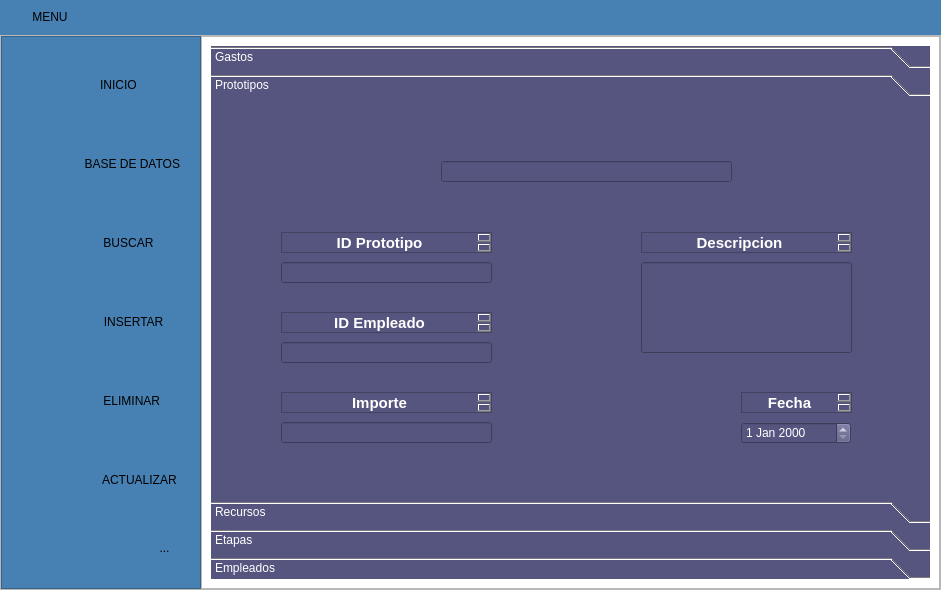
Before: the Qt Designer form App_Menu_Base/menu.ui in Juankapy/Programacion-app, drawn with Qt 5.
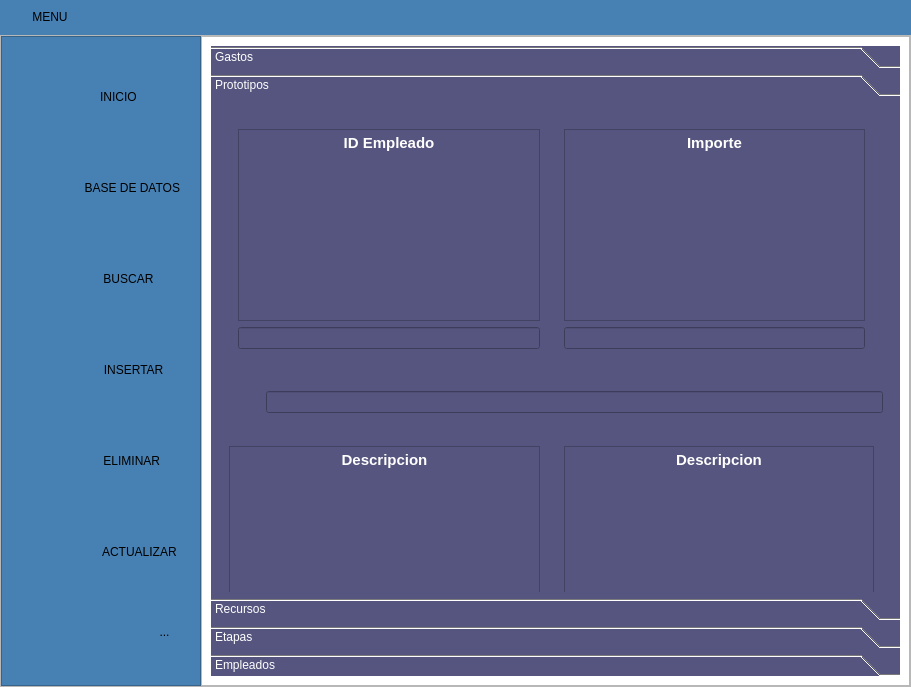
After: the same form once the commit is applied. The open tabs and pages were chosen to show the change. Icons and pictures are not drawn.

```diff
--- a/App_Menu_Base/menu.ui
+++ b/App_Menu_Base/menu.ui
@@ -6,8 +6,8 @@
    <rect>
     <x>0</x>
     <y>0</y>
-    <width>941</width>
-    <height>590</height>
+    <width>911</width>
+    <height>687</height>
    </rect>
   </property>
   <property name="minimumSize">
@@ -1126,204 +1126,219 @@
                   <rect>
                    <x>0</x>
                    <y>0</y>
-                   <width>719</width>
-                   <height>398</height>
+                   <width>689</width>
+                   <height>495</height>
                   </rect>
                  </property>
                  <attribute name="label">
                   <string>Prototipos</string>
                  </attribute>
-                 <widget class="QDateEdit" name="fecha1_3">
+                 <widget class="QWidget" name="widget_28" native="true">
                   <property name="geometry">
                    <rect>
-                    <x>530</x>
-                    <y>320</y>
-                    <width>110</width>
-                    <height>22</height>
+                    <x>0</x>
+                    <y>0</y>
+                    <width>681</width>
+                    <height>874</height>
                    </rect>
                   </property>
-                 </widget>
-                 <widget class="QLineEdit" name="descrip1_3">
-                  <property name="geometry">
-                   <rect>
-                    <x>430</x>
-                    <y>160</y>
-                    <width>211</width>
-                    <height>91</height>
-                   </rect>
-                  </property>
-                 </widget>
-                 <widget class="QTextEdit" name="textEdit_12">
-                  <property name="geometry">
-                   <rect>
-                    <x>70</x>
-                    <y>290</y>
-                    <width>211</width>
-                    <height>21</height>
-                   </rect>
-                  </property>
-                  <property name="html">
-                   <string>&lt;!DOCTYPE HTML PUBLIC &quot;-//W3C//DTD HTML 4.0//EN&quot; &quot;http://www.w3.org/TR/REC-html40/strict.dtd&quot;&gt;
+                  <layout class="QVBoxLayout" name="verticalLayout_22">
+                   <item>
+                    <widget class="QWidget" name="widget_3" native="true">
+                     <layout class="QHBoxLayout" name="horizontalLayout_13">
+                      <item>
+                       <widget class="QWidget" name="widget_20" native="true">
+                        <layout class="QHBoxLayout" name="horizontalLayout_14">
+                         <item>
+                          <widget class="QWidget" name="widget_21" native="true">
+                           <layout class="QVBoxLayout" name="verticalLayout_18">
+                            <item>
+                             <widget class="QTextEdit" name="textEdit_41">
+                              <property name="html">
+                               <string>&lt;!DOCTYPE HTML PUBLIC &quot;-//W3C//DTD HTML 4.0//EN&quot; &quot;http://www.w3.org/TR/REC-html40/strict.dtd&quot;&gt;
+&lt;html&gt;&lt;head&gt;&lt;meta name=&quot;qrichtext&quot; content=&quot;1&quot; /&gt;&lt;style type=&quot;text/css&quot;&gt;
+p, li { white-space: pre-wrap; }
+&lt;/style&gt;&lt;/head&gt;&lt;body style=&quot; font-family:'MS Shell Dlg 2'; font-size:8.25pt; font-weight:400; font-style:normal;&quot;&gt;
+&lt;p align=&quot;center&quot; style=&quot; margin-top:0px; margin-bottom:0px; margin-left:0px; margin-right:0px; -qt-block-indent:0; text-indent:0px;&quot;&gt;&lt;span style=&quot; font-size:11pt; font-weight:600; color:#ffffff;&quot;&gt;ID Empleado&lt;/span&gt;&lt;/p&gt;
+&lt;p align=&quot;center&quot; style=&quot;-qt-paragraph-type:empty; margin-top:0px; margin-bottom:0px; margin-left:0px; margin-right:0px; -qt-block-indent:0; text-indent:0px; font-size:11pt; font-weight:600; color:#ffffff;&quot;&gt;&lt;br /&gt;&lt;/p&gt;&lt;/body&gt;&lt;/html&gt;</string>
+                              </property>
+                             </widget>
+                            </item>
+                            <item>
+                             <widget class="QLineEdit" name="id_e1_8"/>
+                            </item>
+                           </layout>
+                          </widget>
+                         </item>
+                         <item>
+                          <widget class="QWidget" name="widget_22" native="true">
+                           <layout class="QVBoxLayout" name="verticalLayout_19">
+                            <item>
+                             <widget class="QTextEdit" name="textEdit_42">
+                              <property name="html">
+                               <string>&lt;!DOCTYPE HTML PUBLIC &quot;-//W3C//DTD HTML 4.0//EN&quot; &quot;http://www.w3.org/TR/REC-html40/strict.dtd&quot;&gt;
 &lt;html&gt;&lt;head&gt;&lt;meta name=&quot;qrichtext&quot; content=&quot;1&quot; /&gt;&lt;style type=&quot;text/css&quot;&gt;
 p, li { white-space: pre-wrap; }
 &lt;/style&gt;&lt;/head&gt;&lt;body style=&quot; font-family:'MS Shell Dlg 2'; font-size:8.25pt; font-weight:400; font-style:normal;&quot;&gt;
 &lt;p align=&quot;center&quot; style=&quot; margin-top:0px; margin-bottom:0px; margin-left:0px; margin-right:0px; -qt-block-indent:0; text-indent:0px;&quot;&gt;&lt;span style=&quot; font-size:11pt; font-weight:600; color:#ffffff;&quot;&gt;Importe&lt;/span&gt;&lt;/p&gt;&lt;/body&gt;&lt;/html&gt;</string>
-                  </property>
-                 </widget>
-                 <widget class="QTextEdit" name="textEdit_13">
-                  <property name="geometry">
-                   <rect>
-                    <x>530</x>
-                    <y>290</y>
-                    <width>111</width>
-                    <height>21</height>
-                   </rect>
-                  </property>
-                  <property name="html">
-                   <string>&lt;!DOCTYPE HTML PUBLIC &quot;-//W3C//DTD HTML 4.0//EN&quot; &quot;http://www.w3.org/TR/REC-html40/strict.dtd&quot;&gt;
+                              </property>
+                             </widget>
+                            </item>
+                            <item>
+                             <widget class="QLineEdit" name="descrip1_8"/>
+                            </item>
+                           </layout>
+                          </widget>
+                         </item>
+                        </layout>
+                       </widget>
+                      </item>
+                     </layout>
+                    </widget>
+                   </item>
+                   <item>
+                    <widget class="QWidget" name="widget_23" native="true">
+                     <property name="styleSheet">
+                      <string notr="true">align-items:center;</string>
+                     </property>
+                     <layout class="QHBoxLayout" name="horizontalLayout_15">
+                      <item>
+                       <widget class="QPushButton" name="searchButton_2">
+                        <property name="text">
+                         <string/>
+                        </property>
+                        <property name="icon">
+                         <iconset>
+                          <normaloff>imagenes/imagenes/magnifying-glass.png</normaloff>imagenes/imagenes/magnifying-glass.png</iconset>
+                        </property>
+                        <property name="flat">
+                         <bool>true</bool>
+                        </property>
+                       </widget>
+                      </item>
+                      <item>
+                       <widget class="QLineEdit" name="searchLineEdit_8">
+                        <property name="alignment">
+                         <set>Qt::AlignCenter</set>
+                        </property>
+                       </widget>
+                      </item>
+                     </layout>
+                    </widget>
+                   </item>
+                   <item>
+                    <widget class="QWidget" name="widget_17" native="true">
+                     <layout class="QHBoxLayout" name="horizontalLayout_12">
+                      <item>
+                       <widget class="QWidget" name="widget_18" native="true">
+                        <layout class="QVBoxLayout" name="verticalLayout_16">
+                         <item>
+                          <widget class="QTextEdit" name="textEdit_39">
+                           <property name="html">
+                            <string>&lt;!DOCTYPE HTML PUBLIC &quot;-//W3C//DTD HTML 4.0//EN&quot; &quot;http://www.w3.org/TR/REC-html40/strict.dtd&quot;&gt;
+&lt;html&gt;&lt;head&gt;&lt;meta name=&quot;qrichtext&quot; content=&quot;1&quot; /&gt;&lt;style type=&quot;text/css&quot;&gt;
+p, li { white-space: pre-wrap; }
+&lt;/style&gt;&lt;/head&gt;&lt;body style=&quot; font-family:'MS Shell Dlg 2'; font-size:8.25pt; font-weight:400; font-style:normal;&quot;&gt;
+&lt;p align=&quot;center&quot; style=&quot; margin-top:0px; margin-bottom:0px; margin-left:0px; margin-right:0px; -qt-block-indent:0; text-indent:0px;&quot;&gt;&lt;span style=&quot; font-size:11pt; font-weight:600; color:#ffffff;&quot;&gt;Descripcion&lt;/span&gt;&lt;/p&gt;&lt;/body&gt;&lt;/html&gt;</string>
+                           </property>
+                          </widget>
+                         </item>
+                         <item>
+                          <widget class="QLineEdit" name="id_p1_10"/>
+                         </item>
+                        </layout>
+                       </widget>
+                      </item>
+                      <item>
+                       <widget class="QWidget" name="widget_19" native="true">
+                        <layout class="QVBoxLayout" name="verticalLayout_17">
+                         <item>
+                          <widget class="QTextEdit" name="textEdit_40">
+                           <property name="html">
+                            <string>&lt;!DOCTYPE HTML PUBLIC &quot;-//W3C//DTD HTML 4.0//EN&quot; &quot;http://www.w3.org/TR/REC-html40/strict.dtd&quot;&gt;
+&lt;html&gt;&lt;head&gt;&lt;meta name=&quot;qrichtext&quot; content=&quot;1&quot; /&gt;&lt;style type=&quot;text/css&quot;&gt;
+p, li { white-space: pre-wrap; }
+&lt;/style&gt;&lt;/head&gt;&lt;body style=&quot; font-family:'MS Shell Dlg 2'; font-size:8.25pt; font-weight:400; font-style:normal;&quot;&gt;
+&lt;p align=&quot;center&quot; style=&quot; margin-top:0px; margin-bottom:0px; margin-left:0px; margin-right:0px; -qt-block-indent:0; text-indent:0px;&quot;&gt;&lt;span style=&quot; font-size:11pt; font-weight:600; color:#ffffff;&quot;&gt;Descripcion&lt;/span&gt;&lt;/p&gt;&lt;/body&gt;&lt;/html&gt;</string>
+                           </property>
+                          </widget>
+                         </item>
+                         <item>
+                          <widget class="QLineEdit" name="id_p1_11"/>
+                         </item>
+                        </layout>
+                       </widget>
+                      </item>
+                     </layout>
+                    </widget>
+                   </item>
+                   <item>
+                    <widget class="QWidget" name="widget_24" native="true">
+                     <layout class="QHBoxLayout" name="horizontalLayout_16">
+                      <item>
+                       <widget class="QWidget" name="widget_25" native="true">
+                        <layout class="QHBoxLayout" name="horizontalLayout_17">
+                         <item>
+                          <widget class="QWidget" name="widget_26" native="true">
+                           <layout class="QVBoxLayout" name="verticalLayout_20">
+                            <item>
+                             <spacer name="horizontalSpacer_5">
+                              <property name="orientation">
+                               <enum>Qt::Horizontal</enum>
+                              </property>
+                              <property name="sizeHint" stdset="0">
+                               <size>
+                                <width>140</width>
+                                <height>20</height>
+                               </size>
+                              </property>
+                             </spacer>
+                            </item>
+                           </layout>
+                          </widget>
+                         </item>
+                         <item>
+                          <widget class="QWidget" name="widget_27" native="true">
+                           <layout class="QVBoxLayout" name="verticalLayout_21">
+                            <item>
+                             <widget class="QTextEdit" name="textEdit_43">
+                              <property name="html">
+                               <string>&lt;!DOCTYPE HTML PUBLIC &quot;-//W3C//DTD HTML 4.0//EN&quot; &quot;http://www.w3.org/TR/REC-html40/strict.dtd&quot;&gt;
 &lt;html&gt;&lt;head&gt;&lt;meta name=&quot;qrichtext&quot; content=&quot;1&quot; /&gt;&lt;style type=&quot;text/css&quot;&gt;
 p, li { white-space: pre-wrap; }
 &lt;/style&gt;&lt;/head&gt;&lt;body style=&quot; font-family:'MS Shell Dlg 2'; font-size:8.25pt; font-weight:400; font-style:normal;&quot;&gt;
 &lt;p align=&quot;center&quot; style=&quot; margin-top:0px; margin-bottom:0px; margin-left:0px; margin-right:0px; -qt-block-indent:0; text-indent:0px;&quot;&gt;&lt;span style=&quot; font-size:11pt; font-weight:600; color:#ffffff;&quot;&gt;Fecha&lt;/span&gt;&lt;/p&gt;
 &lt;p align=&quot;center&quot; style=&quot;-qt-paragraph-type:empty; margin-top:0px; margin-bottom:0px; margin-left:0px; margin-right:0px; -qt-block-indent:0; text-indent:0px; font-size:11pt; font-weight:600; color:#ffffff;&quot;&gt;&lt;br /&gt;&lt;/p&gt;&lt;/body&gt;&lt;/html&gt;</string>
-                  </property>
+                              </property>
+                             </widget>
+                            </item>
+                            <item>
+                             <widget class="QDateEdit" name="fecha1_8"/>
+                            </item>
+                           </layout>
+                          </widget>
+                         </item>
+                        </layout>
+                       </widget>
+                      </item>
+                      <item>
+                       <spacer name="horizontalSpacer_6">
+                        <property name="orientation">
+                         <enum>Qt::Horizontal</enum>
+                        </property>
+                        <property name="sizeHint" stdset="0">
+                         <size>
+                          <width>140</width>
+                          <height>20</height>
+                         </size>
+                        </property>
+                       </spacer>
+                      </item>
+                     </layout>
+                    </widget>
+                   </item>
+                  </layout>
                  </widget>
-                 <widget class="QLineEdit" name="id_p1_3">
-                  <property name="geometry">
-                   <rect>
-                    <x>70</x>
-                    <y>160</y>
-                    <width>211</width>
-                    <height>21</height>
-                   </rect>
-                  </property>
-                 </widget>
-                 <widget class="QLineEdit" name="id_e1_3">
-                  <property name="geometry">
-                   <rect>
-                    <x>70</x>
-                    <y>240</y>
-                    <width>211</width>
-                    <height>21</height>
-                   </rect>
-                  </property>
-                 </widget>
-                 <widget class="QLineEdit" name="importe1_3">
-                  <property name="geometry">
-                   <rect>
-                    <x>70</x>
-                    <y>320</y>
-                    <width>211</width>
-                    <height>21</height>
-                   </rect>
-                  </property>
-                 </widget>
-                 <widget class="QTextEdit" name="textEdit_14">
-                  <property name="geometry">
-                   <rect>
-                    <x>430</x>
-                    <y>130</y>
-                    <width>211</width>
-                    <height>21</height>
-                   </rect>
-                  </property>
-                  <property name="html">
-                   <string>&lt;!DOCTYPE HTML PUBLIC &quot;-//W3C//DTD HTML 4.0//EN&quot; &quot;http://www.w3.org/TR/REC-html40/strict.dtd&quot;&gt;
-&lt;html&gt;&lt;head&gt;&lt;meta name=&quot;qrichtext&quot; content=&quot;1&quot; /&gt;&lt;style type=&quot;text/css&quot;&gt;
-p, li { white-space: pre-wrap; }
-&lt;/style&gt;&lt;/head&gt;&lt;body style=&quot; font-family:'MS Shell Dlg 2'; font-size:8.25pt; font-weight:400; font-style:normal;&quot;&gt;
-&lt;p align=&quot;center&quot; style=&quot; margin-top:0px; margin-bottom:0px; margin-left:0px; margin-right:0px; -qt-block-indent:0; text-indent:0px;&quot;&gt;&lt;span style=&quot; font-size:11pt; font-weight:600; color:#ffffff;&quot;&gt;Descripcion&lt;/span&gt;&lt;/p&gt;&lt;/body&gt;&lt;/html&gt;</string>
-                  </property>
-                 </widget>
-                 <widget class="QPushButton" name="searchButton_3">
-                  <property name="geometry">
-                   <rect>
-                    <x>180</x>
-                    <y>60</y>
-                    <width>31</width>
-                    <height>23</height>
-                   </rect>
-                  </property>
-                  <property name="text">
-                   <string/>
-                  </property>
-                  <property name="icon">
-                   <iconset>
-                    <normaloff>imagenes/imagenes/magnifying-glass.png</normaloff>imagenes/imagenes/magnifying-glass.png</iconset>
-                  </property>
-                  <property name="flat">
-                   <bool>true</bool>
-                  </property>
-                 </widget>
-                 <widget class="QTextEdit" name="textEdit_15">
-                  <property name="geometry">
-                   <rect>
-                    <x>70</x>
-                    <y>210</y>
-                    <width>211</width>
-                    <height>21</height>
-                   </rect>
-                  </property>
-                  <property name="html">
-                   <string>&lt;!DOCTYPE HTML PUBLIC &quot;-//W3C//DTD HTML 4.0//EN&quot; &quot;http://www.w3.org/TR/REC-html40/strict.dtd&quot;&gt;
-&lt;html&gt;&lt;head&gt;&lt;meta name=&quot;qrichtext&quot; content=&quot;1&quot; /&gt;&lt;style type=&quot;text/css&quot;&gt;
-p, li { white-space: pre-wrap; }
-&lt;/style&gt;&lt;/head&gt;&lt;body style=&quot; font-family:'MS Shell Dlg 2'; font-size:8.25pt; font-weight:400; font-style:normal;&quot;&gt;
-&lt;p align=&quot;center&quot; style=&quot; margin-top:0px; margin-bottom:0px; margin-left:0px; margin-right:0px; -qt-block-indent:0; text-indent:0px;&quot;&gt;&lt;span style=&quot; font-size:11pt; font-weight:600; color:#ffffff;&quot;&gt;ID Empleado&lt;/span&gt;&lt;/p&gt;
-&lt;p align=&quot;center&quot; style=&quot;-qt-paragraph-type:empty; margin-top:0px; margin-bottom:0px; margin-left:0px; margin-right:0px; -qt-block-indent:0; text-indent:0px; font-size:11pt; font-weight:600; color:#ffffff;&quot;&gt;&lt;br /&gt;&lt;/p&gt;&lt;/body&gt;&lt;/html&gt;</string>
-                  </property>
-                 </widget>
-                 <widget class="QLineEdit" name="searchLineEdit_3">
-                  <property name="geometry">
-                   <rect>
-                    <x>230</x>
-                    <y>59</y>
-                    <width>291</width>
-                    <height>21</height>
-                   </rect>
-                  </property>
-                 </widget>
-                 <widget class="QWidget" name="widget_3" native="true">
-                  <property name="geometry">
-                   <rect>
-                    <x>170</x>
-                    <y>50</y>
-                    <width>391</width>
-                    <height>41</height>
-                   </rect>
-                  </property>
-                 </widget>
-                 <widget class="QTextEdit" name="textEdit_16">
-                  <property name="geometry">
-                   <rect>
-                    <x>70</x>
-                    <y>130</y>
-                    <width>211</width>
-                    <height>21</height>
-                   </rect>
-                  </property>
-                  <property name="html">
-                   <string>&lt;!DOCTYPE HTML PUBLIC &quot;-//W3C//DTD HTML 4.0//EN&quot; &quot;http://www.w3.org/TR/REC-html40/strict.dtd&quot;&gt;
-&lt;html&gt;&lt;head&gt;&lt;meta name=&quot;qrichtext&quot; content=&quot;1&quot; /&gt;&lt;style type=&quot;text/css&quot;&gt;
-p, li { white-space: pre-wrap; }
-&lt;/style&gt;&lt;/head&gt;&lt;body style=&quot; font-family:'MS Shell Dlg 2'; font-size:8.25pt; font-weight:400; font-style:normal;&quot;&gt;
-&lt;p align=&quot;center&quot; style=&quot; margin-top:0px; margin-bottom:0px; margin-left:0px; margin-right:0px; -qt-block-indent:0; text-indent:0px;&quot;&gt;&lt;span style=&quot; font-size:11pt; font-weight:600; color:#ffffff;&quot;&gt;ID Prototipo&lt;/span&gt;&lt;/p&gt;
-&lt;p align=&quot;center&quot; style=&quot;-qt-paragraph-type:empty; margin-top:0px; margin-bottom:0px; margin-left:0px; margin-right:0px; -qt-block-indent:0; text-indent:0px; font-size:11pt; font-weight:600; color:#ffffff;&quot;&gt;&lt;br /&gt;&lt;/p&gt;&lt;/body&gt;&lt;/html&gt;</string>
-                  </property>
-                 </widget>
-                 <zorder>widget_3</zorder>
-                 <zorder>fecha1_3</zorder>
-                 <zorder>descrip1_3</zorder>
-                 <zorder>textEdit_12</zorder>
-                 <zorder>textEdit_13</zorder>
-                 <zorder>id_p1_3</zorder>
-                 <zorder>id_e1_3</zorder>
-                 <zorder>importe1_3</zorder>
-                 <zorder>textEdit_14</zorder>
-                 <zorder>searchButton_3</zorder>
-                 <zorder>textEdit_15</zorder>
-                 <zorder>searchLineEdit_3</zorder>
-                 <zorder>textEdit_16</zorder>
                 </widget>
                 <widget class="QWidget" name="recursos1">
                  <property name="geometry">
```
Left out of the diff: 233 changed lines with no effect on the pictures.
